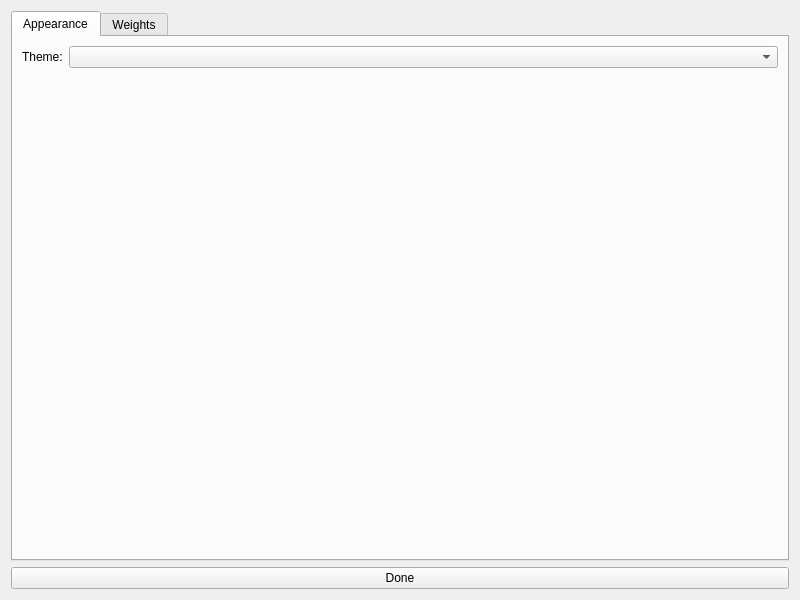
Above: settingsWindow/settingswindow.ui from 3DProgrammer/examinatio-verborum before the change. Below: the same form after it.
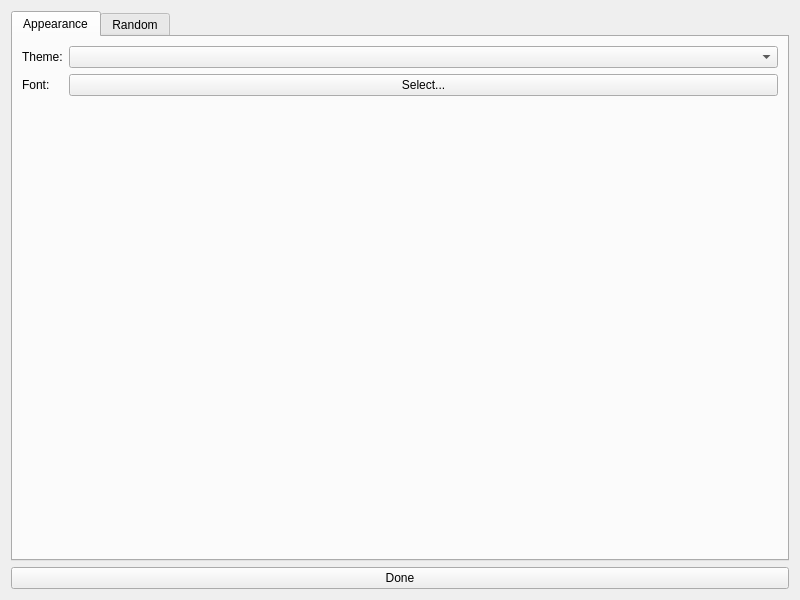
That is the form after the change.

Commit message: Added skip button, fixed theming, and redesigned layouts.

What changed in the file:
```diff
--- a/settingsWindow/settingswindow.ui
+++ b/settingsWindow/settingswindow.ui
@@ -34,11 +34,25 @@
        <item row="0" column="1">
         <widget class="QComboBox" name="themeSelectionBox"/>
        </item>
+       <item row="1" column="0">
+        <widget class="QLabel" name="label">
+         <property name="text">
+          <string>Font:</string>
+         </property>
+        </widget>
+       </item>
+       <item row="1" column="1">
+        <widget class="QPushButton" name="pushButton">
+         <property name="text">
+          <string>Select...</string>
+         </property>
+        </widget>
+       </item>
       </layout>
      </widget>
      <widget class="QWidget" name="weighting_tab">
       <attribute name="title">
-       <string>Weights</string>
+       <string>Random</string>
       </attribute>
      </widget>
     </widget>
```
Left out of the diff: 2 changed lines with no effect on the pictures. The commit also changes 4 other files.
